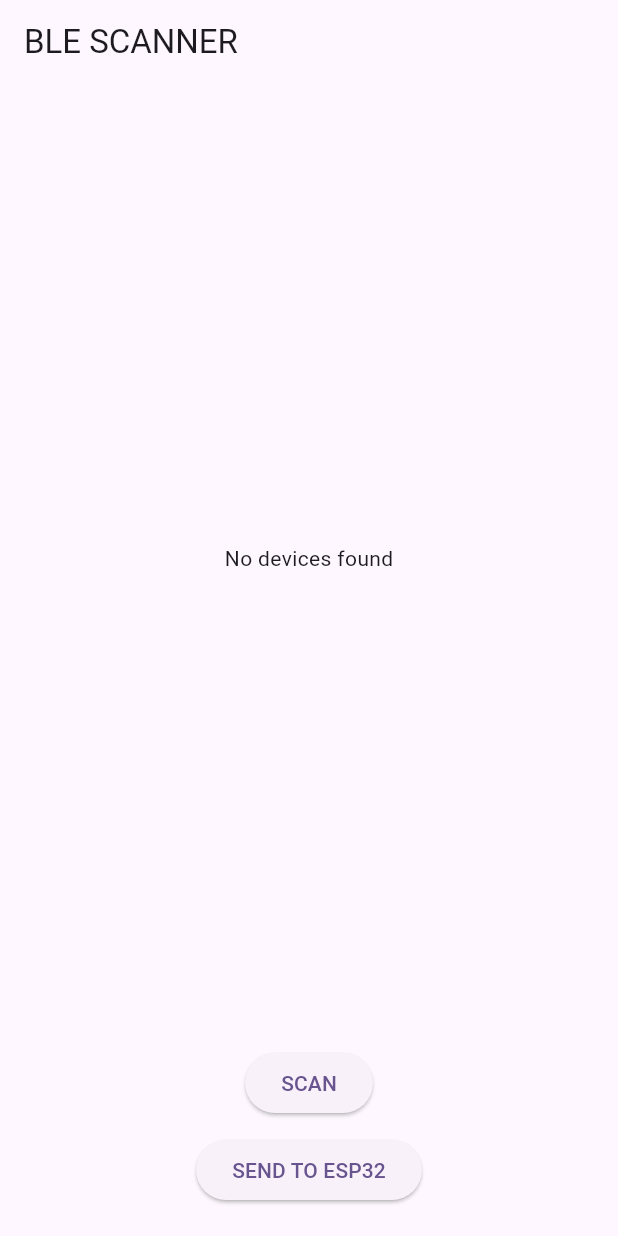
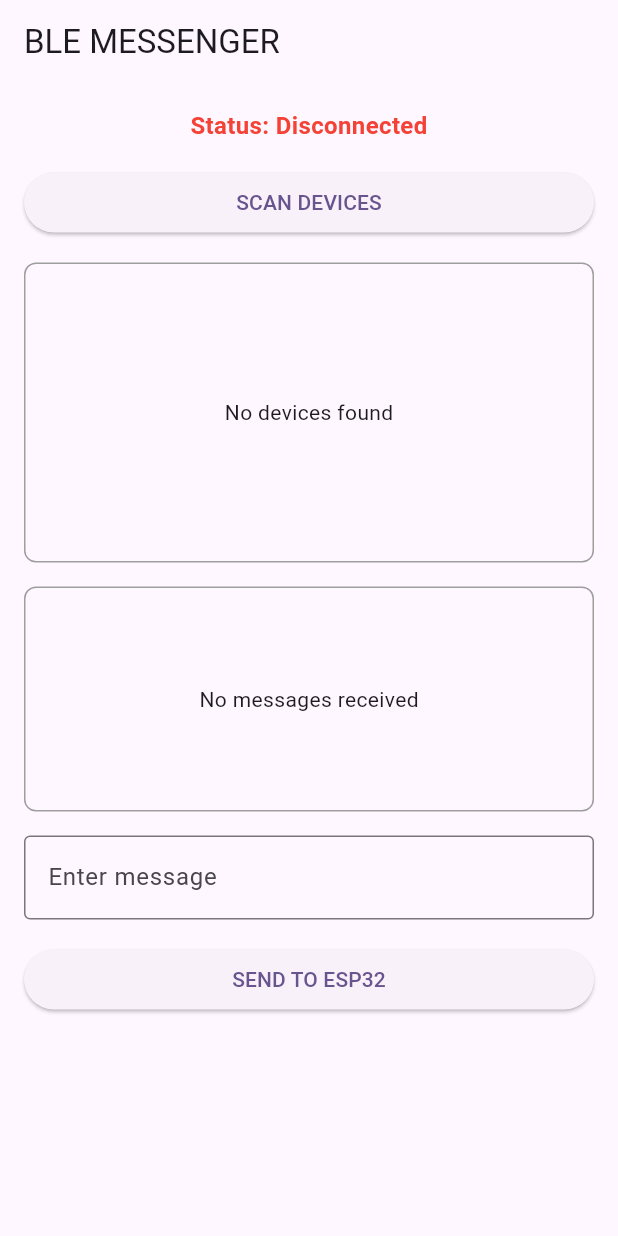
Before and after one commit to mohamed-rishan-akeel/Flutter, a Flutter app: the screen it shows after launch, on a phone screen of 412 x 824 dp. Run offline on Flutter 3.47's test engine with Material 3 defaults, Android fonts, the phone set to English and light mode, and no system bars; our stand-ins replace flutter_blue_plus, get, permission_handler.

Commit message:
After grook updated

```diff
--- a/lib/main.dart
+++ b/lib/main.dart
@@ -1,7 +1,7 @@
-import 'ble_controller.dart';
 import 'package:flutter/material.dart';
 import 'package:flutter_blue_plus/flutter_blue_plus.dart';
 import 'package:get/get.dart';
+import 'ble_controller.dart';
 
 void main() {
   runApp(const MyApp());
@@ -13,7 +13,7 @@ class MyApp extends StatelessWidget {
   @override
   Widget build(BuildContext context) {
     return GetMaterialApp(
-      title: 'BLE Scanner',
+      title: 'BLE Messenger',
       theme: ThemeData(
         colorScheme: ColorScheme.fromSeed(seedColor: Colors.deepPurple),
         useMaterial3: true,
@@ -31,16 +31,44 @@ class MyHomePage extends StatefulWidget {
 }
 
 class _MyHomePageState extends State<MyHomePage> {
+  final TextEditingController _messageController = TextEditingController();
+  final BleController controller = Get.put(BleController()); // Ensure single instance
+
   @override
   Widget build(BuildContext context) {
     return Scaffold(
-      appBar: AppBar(title: const Text("BLE SCANNER")),
-      body: GetBuilder<BleController>(
-        init: BleController(),
-        builder: (controller) {
-          return Column(
+      appBar: AppBar(title: const Text("BLE MESSENGER")),
+      body: SingleChildScrollView(
+        padding: const EdgeInsets.all(16.0),
+        child: Column(
+          crossAxisAlignment: CrossAxisAlignment.stretch,
           children: [
-              Expanded(
+            // Connection status
+            Obx(() => Text(
+                  "Status: ${controller.connectionState.value}",
+                  style: TextStyle(
+                    color: controller.connectionState.value == "Connected"
+                        ? Colors.green
+                        : Colors.red,
+                    fontSize: 16,
+                    fontWeight: FontWeight.bold,
+                  ),
+                  textAlign: TextAlign.center,
+                )),
+            const SizedBox(height: 16),
+            // Scan button
+            ElevatedButton(
+              onPressed: controller.isScanning ? null : () => controller.scanDevices(),
+              child: Obx(() => Text(controller.isScanning ? "SCANNING..." : "SCAN DEVICES")),
+            ),
+            const SizedBox(height: 16),
+            // Device list
+            Container(
+              height: 200, // Fixed height for device list
+              decoration: BoxDecoration(
+                border: Border.all(color: Colors.grey),
+                borderRadius: BorderRadius.circular(8),
+              ),
               child: StreamBuilder<List<ScanResult>>(
                 stream: controller.scanResults,
                 builder: (context, snapshot) {
@@ -58,17 +86,13 @@ class _MyHomePageState extends State<MyHomePage> {
                             : (device.device.platformName.isNotEmpty
                                 ? device.device.platformName
                                 : "Unknown Device");
-
-  return Card(
-    child: ListTile(
+                        return ListTile(
                           title: Text(name),
                           subtitle: Text(device.device.remoteId.str),
                           trailing: Text("${device.rssi} dBm"),
                           onTap: () => controller.connectToDevice(device.device),
-    ),
                         );
                       },
-
                     );
                   } else {
                     return const Center(child: CircularProgressIndicator());
@@ -76,22 +100,51 @@ class _MyHomePageState extends State<MyHomePage> {
                 },
               ),
             ),
-              const SizedBox(height: 10),
+            const SizedBox(height: 16),
+            // Received messages
+            Container(
+              height: 150, // Fixed height for messages
+              decoration: BoxDecoration(
+                border: Border.all(color: Colors.grey),
+                borderRadius: BorderRadius.circular(8),
+              ),
+              child: Obx(() => controller.receivedMessages.isEmpty
+                  ? const Center(child: Text("No messages received"))
+                  : ListView.builder(
+                      itemCount: controller.receivedMessages.length,
+                      itemBuilder: (context, index) {
+                        return Padding(
+                          padding: const EdgeInsets.symmetric(horizontal: 8.0, vertical: 4.0),
+                          child: Text(controller.receivedMessages[index]),
+                        );
+                      },
+                    )),
+            ),
+            const SizedBox(height: 16),
+            // Message input
+            TextField(
+              controller: _messageController,
+              decoration: const InputDecoration(
+                labelText: "Enter message",
+                border: OutlineInputBorder(),
+              ),
+            ),
+            const SizedBox(height: 16),
+            // Send button
             ElevatedButton(
-              onPressed: () => controller.scanDevices(),
-              child: const Text("SCAN"),
-              ),
-              const SizedBox(height: 10),
-
-              ElevatedButton(
-              onPressed: () => controller.sendToEsp32("Hello from Flutter!"),
+              onPressed: () {
+                final message = _messageController.text.trim();
+                if (message.isNotEmpty) {
+                  controller.sendToEsp32(message);
+                  _messageController.clear();
+                } else {
+                  Get.snackbar("Error", "Please enter a message");
+                }
+              },
               child: const Text("SEND TO ESP32"),
             ),
-              const SizedBox(height: 20),
-
           ],
-          );
-        },
+        ),
       ),
     );
   }
```
Also changed, not shown: lib/ble_controller.dart (+94 -81 lines). Lines whose indentation alone changed are shown as unchanged.
